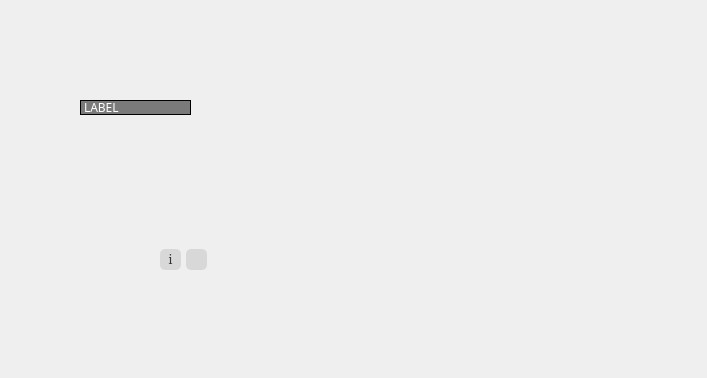
Old version of the form widget.ui in the repository MrBeanCpp/ImageViewer2.0.
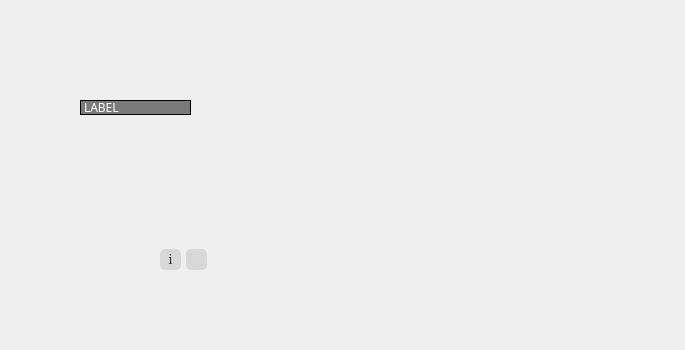
New version of the form. Icons and pictures are not drawn.

```diff
--- a/widget.ui
+++ b/widget.ui
@@ -6,8 +6,8 @@
    <rect>
     <x>0</x>
     <y>0</y>
-    <width>707</width>
-    <height>378</height>
+    <width>685</width>
+    <height>350</height>
    </rect>
   </property>
   <property name="windowTitle">
```
Left out of the diff: 6 changed lines with no effect on the pictures.
